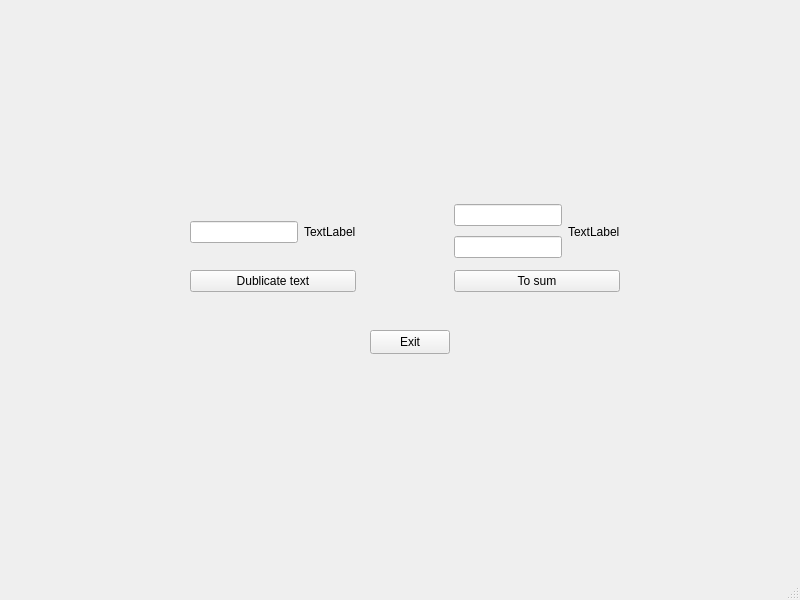
This is lab12/mainwindow.ui in gwentenjoyer/qt_labs as Qt 5 draws it before an edit. The edited form follows.
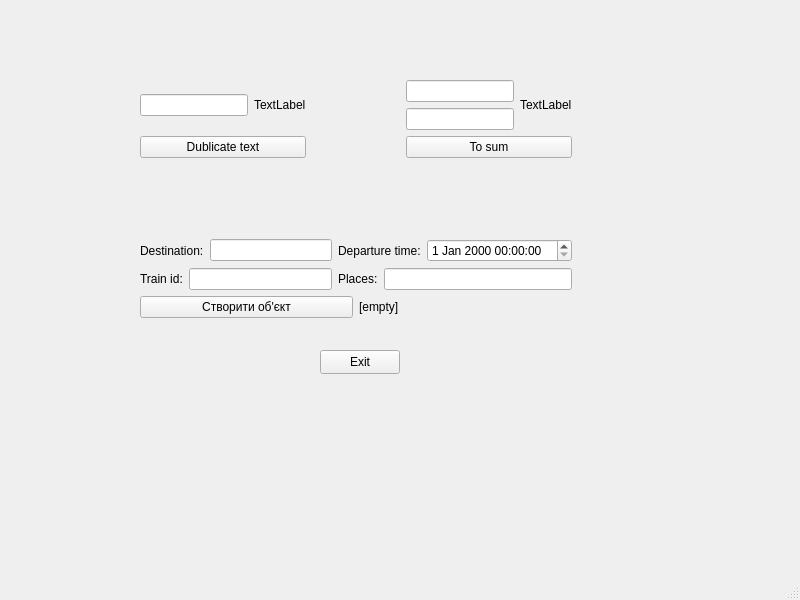
This is the edited form.

The edit to the form file:
```diff
--- a/lab12/mainwindow.ui
+++ b/lab12/mainwindow.ui
@@ -17,8 +17,8 @@
    <widget class="QPushButton" name="pbExit">
     <property name="geometry">
      <rect>
-      <x>370</x>
-      <y>330</y>
+      <x>320</x>
+      <y>350</y>
       <width>80</width>
       <height>24</height>
      </rect>
@@ -27,15 +27,17 @@
      <string>Exit</string>
     </property>
    </widget>
-   <widget class="QWidget" name="layoutWidget">
+   <widget class="QWidget" name="">
     <property name="geometry">
      <rect>
-      <x>190</x>
-      <y>200</y>
-      <width>430</width>
-      <height>92</height>
+      <x>140</x>
+      <y>80</y>
+      <width>432</width>
+      <height>238</height>
      </rect>
     </property>
+    <layout class="QVBoxLayout" name="verticalLayout_4">
+     <item>
     <layout class="QGridLayout" name="gridLayout">
      <item row="0" column="0">
       <layout class="QVBoxLayout" name="verticalLayout">
@@ -113,6 +115,99 @@
         <widget class="QPushButton" name="pb2">
          <property name="text">
           <string>To sum</string>
+           </property>
+          </widget>
+         </item>
+        </layout>
+       </item>
+      </layout>
+     </item>
+     <item>
+      <spacer name="verticalSpacer">
+       <property name="orientation">
+        <enum>Qt::Vertical</enum>
+       </property>
+       <property name="sizeHint" stdset="0">
+        <size>
+         <width>20</width>
+         <height>40</height>
+        </size>
+       </property>
+      </spacer>
+     </item>
+     <item>
+      <layout class="QGridLayout" name="gridLayout_3">
+       <item row="0" column="0" colspan="2">
+        <layout class="QGridLayout" name="gridLayout_2">
+         <item row="0" column="0">
+          <layout class="QHBoxLayout" name="horizontalLayout_4">
+           <item>
+            <widget class="QLabel" name="lbDestination">
+             <property name="text">
+              <string>Destination:</string>
+             </property>
+            </widget>
+           </item>
+           <item>
+            <widget class="QLineEdit" name="leDestination"/>
+           </item>
+          </layout>
+         </item>
+         <item row="0" column="1">
+          <layout class="QHBoxLayout" name="horizontalLayout_6">
+           <item>
+            <widget class="QLabel" name="lbDepartureTime">
+             <property name="text">
+              <string>Departure time:</string>
+             </property>
+            </widget>
+           </item>
+           <item>
+            <widget class="QDateTimeEdit" name="dteDepartureTime"/>
+           </item>
+          </layout>
+         </item>
+         <item row="1" column="0">
+          <layout class="QHBoxLayout" name="horizontalLayout_5">
+           <item>
+            <widget class="QLabel" name="lbTrainId">
+             <property name="text">
+              <string>Train id:</string>
+             </property>
+            </widget>
+           </item>
+           <item>
+            <widget class="QLineEdit" name="leTrainId"/>
+           </item>
+          </layout>
+         </item>
+         <item row="1" column="1">
+          <layout class="QHBoxLayout" name="horizontalLayout_7">
+           <item>
+            <widget class="QLabel" name="lbPlaces">
+             <property name="text">
+              <string>Places:</string>
+             </property>
+            </widget>
+           </item>
+           <item>
+            <widget class="QLineEdit" name="lePlaces"/>
+           </item>
+          </layout>
+         </item>
+        </layout>
+       </item>
+       <item row="1" column="0">
+        <widget class="QPushButton" name="pbTrain">
+         <property name="text">
+          <string>Створити об'єкт</string>
+         </property>
+        </widget>
+       </item>
+       <item row="1" column="1">
+        <widget class="QLabel" name="lbTrain">
+         <property name="text">
+          <string>[empty]</string>
          </property>
         </widget>
        </item>
```
Lines whose indentation alone changed are shown as unchanged.
